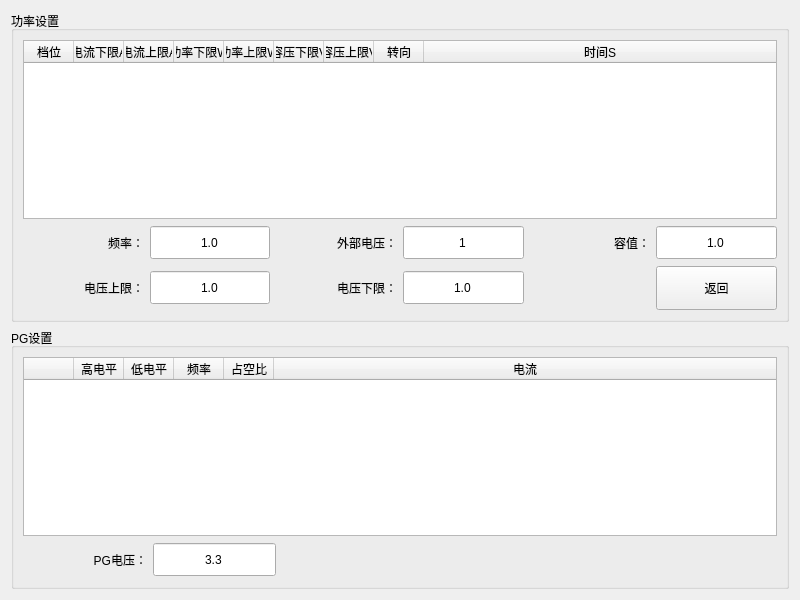
bloglink/aip-tester, file ConfigPower.ui: the form before one commit.
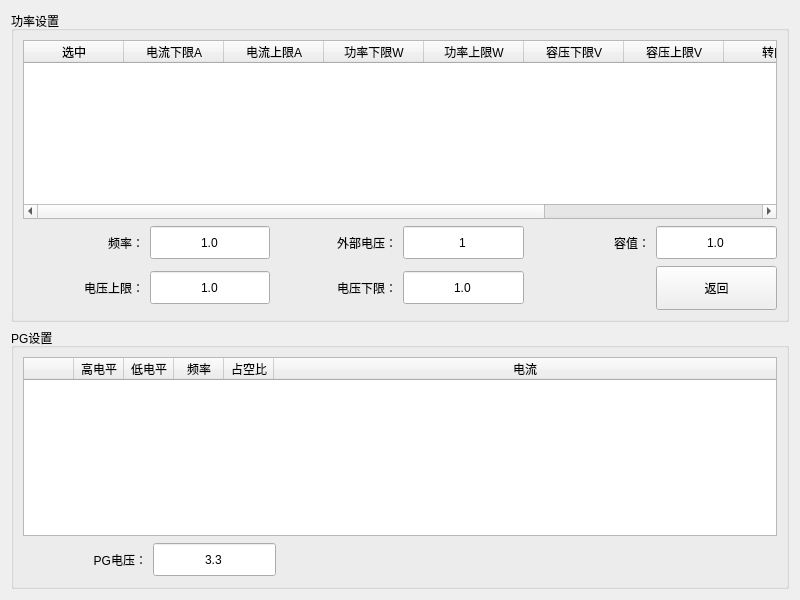
The form after the commit.

Diff of the .ui file:
```diff
--- a/ConfigPower.ui
+++ b/ConfigPower.ui
@@ -240,29 +240,9 @@
         <property name="selectionMode">
          <enum>QAbstractItemView::SingleSelection</enum>
         </property>
-        <attribute name="horizontalHeaderDefaultSectionSize">
-         <number>50</number>
-        </attribute>
-        <attribute name="horizontalHeaderStretchLastSection">
-         <bool>true</bool>
-        </attribute>
-        <attribute name="verticalHeaderVisible">
-         <bool>false</bool>
-        </attribute>
-        <attribute name="verticalHeaderDefaultSectionSize">
-         <number>40</number>
-        </attribute>
         <column>
          <property name="text">
-          <string>档位</string>
-         </property>
-         <property name="font">
-          <font>
-           <pointsize>9</pointsize>
-          </font>
-         </property>
-         <property name="textAlignment">
-          <set>AlignCenter</set>
+          <string>选中</string>
          </property>
         </column>
         <column>
@@ -369,6 +349,19 @@
           <set>AlignCenter</set>
          </property>
         </column>
+        <column>
+         <property name="text">
+          <string>档位</string>
+         </property>
+         <property name="font">
+          <font>
+           <pointsize>9</pointsize>
+          </font>
+         </property>
+         <property name="textAlignment">
+          <set>AlignCenter</set>
+         </property>
+        </column>
        </widget>
       </item>
      </layout>
```
